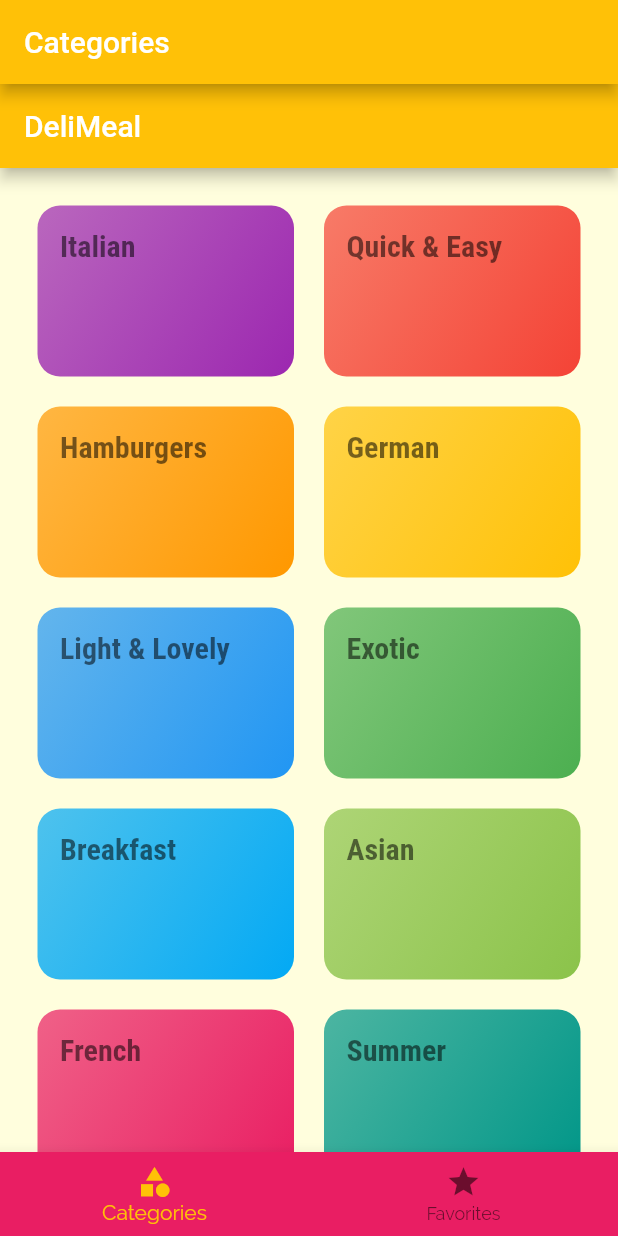
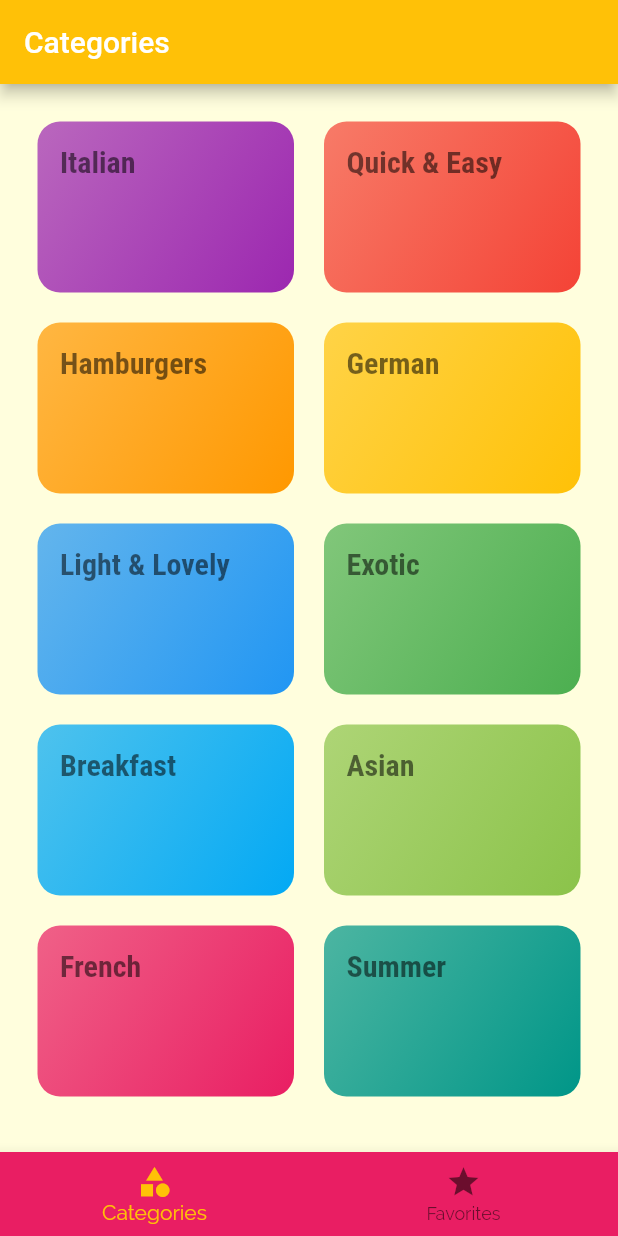
Before and after one commit to sochoall/meal_app, a Flutter app: the screen it shows after launch, on a phone screen of 412 x 824 dp. Run offline on Flutter 3.47's test engine with Material 2 defaults, Android fonts, the phone set to English and light mode, and no system bars.

Commit message:
REFACTOR: Deleted Scaffold no we just return Gridview

```diff
--- a/lib/screens/categories_screen.dart
+++ b/lib/screens/categories_screen.dart
@@ -8,11 +8,7 @@ class CategoriesScreen extends StatelessWidget {
 
   @override
   Widget build(BuildContext context) {
-    return Scaffold(
-      appBar: AppBar(
-        title: const Text("DeliMeal"),
-      ),
-      body: GridView(
+    return GridView(
       padding: const EdgeInsets.all(25),
       gridDelegate: const SliverGridDelegateWithMaxCrossAxisExtent(
         maxCrossAxisExtent: 200,
@@ -20,10 +16,8 @@ class CategoriesScreen extends StatelessWidget {
         crossAxisSpacing: 20,
         mainAxisSpacing: 20,
       ),
-        children: categories
-            .map((e) => CategoryItem(e.id, e.title, e.color))
-            .toList(),
-      ),
+      children:
+          categories.map((e) => CategoryItem(e.id, e.title, e.color)).toList(),
     );
   }
 }
```
Lines whose indentation alone changed are shown as unchanged.
